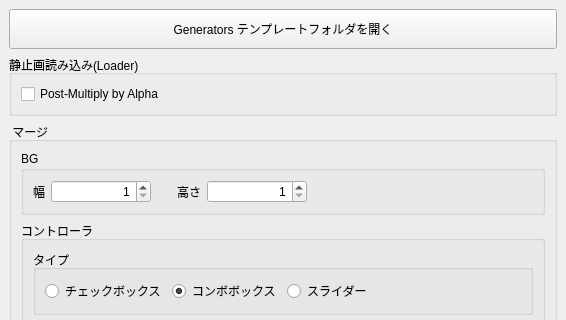
The window that app/fusion/python/rs_fusion/tool/tatie/tatie.ui (nakano000/Resolve_Script) describes before a commit, drawn with Qt 5; both pictures show x 0 to 566 and y 0 to 320 of the 566 by 578 pixel window.
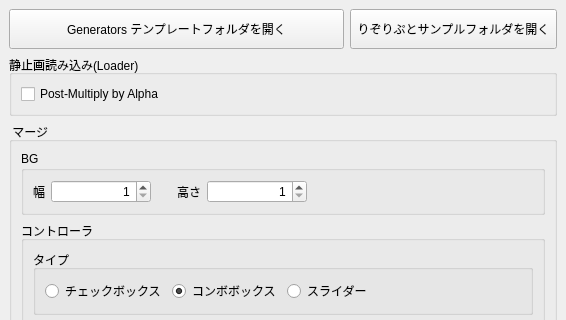
The same window after the commit.

Commit message: サンプルフォルダを開くボタン追加

```diff
--- a/app/fusion/python/rs_fusion/tool/tatie/tatie.ui
+++ b/app/fusion/python/rs_fusion/tool/tatie/tatie.ui
@@ -7,7 +7,7 @@
     <x>0</x>
     <y>0</y>
     <width>566</width>
-    <height>524</height>
+    <height>514</height>
    </rect>
   </property>
   <property name="windowTitle">
@@ -16,7 +16,15 @@
   <widget class="QWidget" name="centralwidget">
    <layout class="QVBoxLayout" name="verticalLayout_4">
     <item>
+     <layout class="QHBoxLayout" name="horizontalLayout_7">
+      <item>
      <widget class="QPushButton" name="openDirButton">
+        <property name="sizePolicy">
+         <sizepolicy hsizetype="Expanding" vsizetype="Fixed">
+          <horstretch>0</horstretch>
+          <verstretch>0</verstretch>
+         </sizepolicy>
+        </property>
       <property name="minimumSize">
        <size>
         <width>100</width>
@@ -29,6 +37,21 @@
      </widget>
     </item>
     <item>
+       <widget class="QPushButton" name="openSampleButton">
+        <property name="minimumSize">
+         <size>
+          <width>100</width>
+          <height>40</height>
+         </size>
+        </property>
+        <property name="text">
+         <string> りぞりぷとサンプルフォルダを開く </string>
+        </property>
+       </widget>
+      </item>
+     </layout>
+    </item>
+    <item>
      <widget class="QGroupBox" name="groupBox">
       <property name="title">
        <string>静止画読み込み(Loader)</string>
```
Left out of the diff: 32 changed lines with no effect on the pictures. Lines whose indentation alone changed are shown as unchanged. The commit also changes 2 other files.
